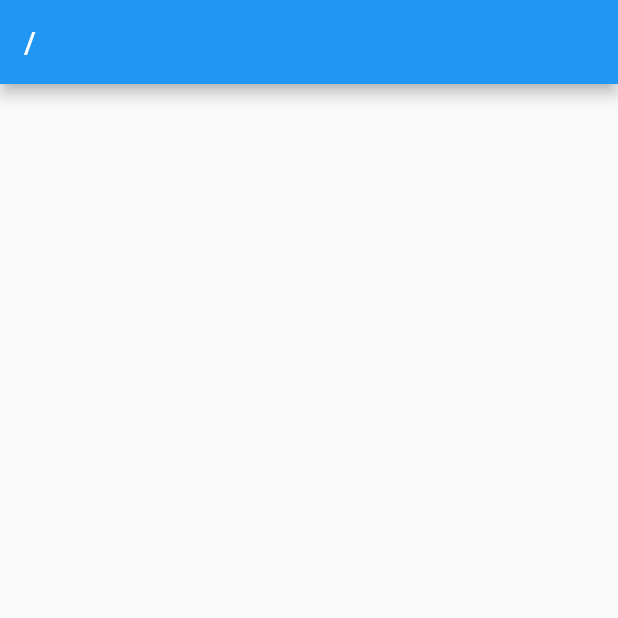
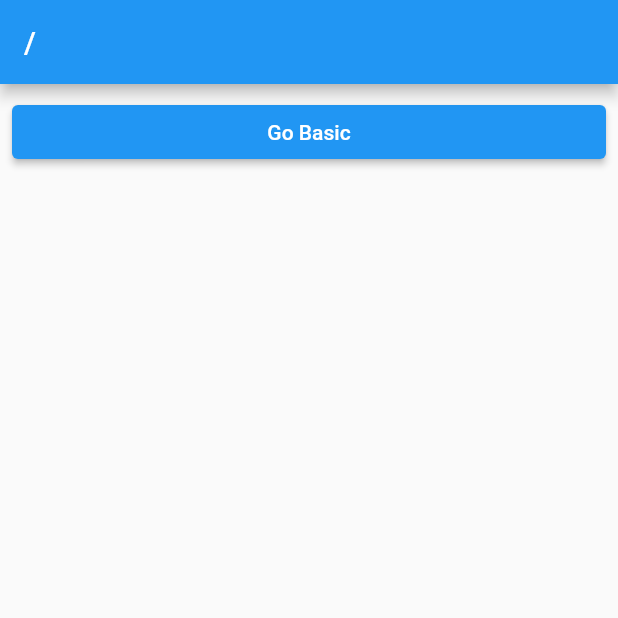
Before and after one commit to walkerJung/flutter_go_router, a Flutter app: the screen it shows after launch, on a phone screen of 412 x 824 dp, the top half of it. Run offline on Flutter 3.47's test engine with Material 2 defaults, Android fonts, the phone set to English and light mode, and no system bars; our stand-ins replace go_router.

Commit message:
feat: Go 함수

```diff
--- a/lib/route/router.dart
+++ b/lib/route/router.dart
@@ -1,3 +1,4 @@
+import 'package:flutter_go_router/screens/1_basic_screen.dart';
 import 'package:flutter_go_router/screens/root_screen.dart';
 import 'package:go_router/go_router.dart';
 
@@ -8,6 +9,14 @@ final router = GoRouter(
       builder: (context, state) {
         return const RootScreen();
       },
+      routes: [
+        GoRoute(
+          path: 'basic',
+          builder: (context, state) {
+            return const BasicScreen();
+          },
+        )
+      ],
     )
   ],
 );
--- a/lib/screens/root_screen.dart
+++ b/lib/screens/root_screen.dart
@@ -1,5 +1,6 @@
 import 'package:flutter/material.dart';
 import 'package:flutter_go_router/layout/default_layout.dart';
+import 'package:go_router/go_router.dart';
 
 class RootScreen extends StatelessWidget {
   const RootScreen({super.key});
@@ -8,7 +9,14 @@ class RootScreen extends StatelessWidget {
   Widget build(BuildContext context) {
     return DefaultLayout(
       body: ListView(
-        children: const [],
+        children: [
+          ElevatedButton(
+            onPressed: () {
+              context.go('/basic');
+            },
+            child: const Text('Go Basic'),
+          ),
+        ],
       ),
     );
   }
```
Also changed, not shown: lib/screens/1_basic_screen.dart (added, +15 -0 lines), 1 other file.
